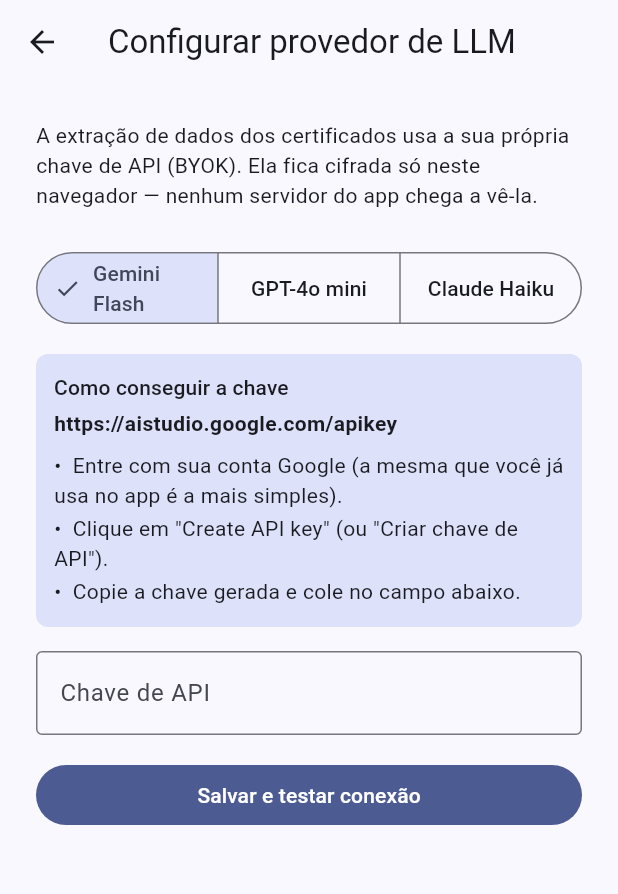
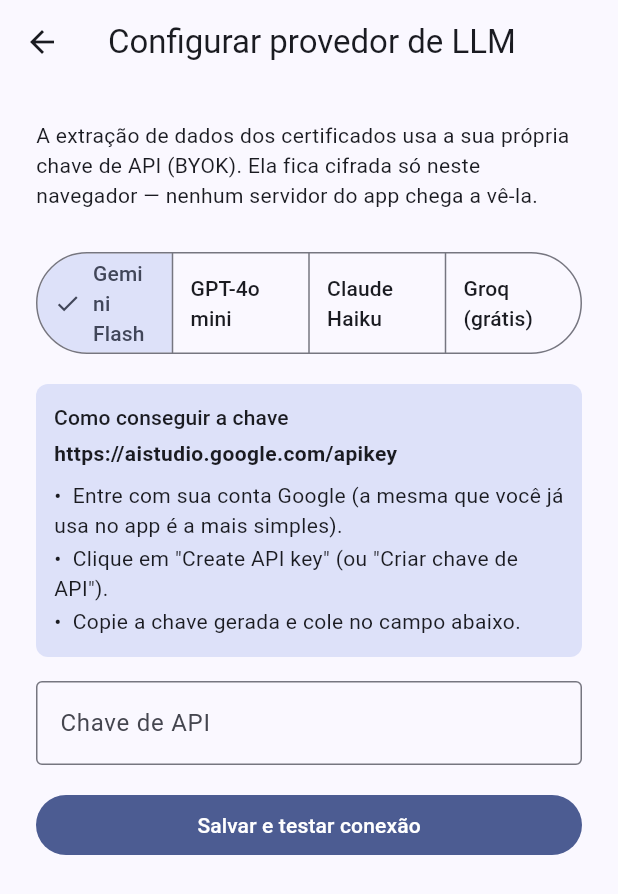
Before and after one commit to Izialber/App-lattes, a Flutter app: the LlmSettingsPage screen opened by its route, on a phone screen of 412 x 824 dp. Shown: the top 894 px of the screen. Run offline on Flutter 3.47's test engine with Material 3 defaults, Android fonts, the phone set to English and light mode, and no system bars; our stand-ins replace cloud_firestore, dio, equatable, file_picker, firebase_auth, firebase_core and 6 more; missing offline and left inert: dart:js_interop, syncfusion_flutter_pdf; accounts and stored records are empty.

Commit message:
feat(llm_shared): adiciona Groq (gratuito) como quarto provedor BYOK
Pedido do usuário: opção gratuita, sem cartão de crédito. API da Groq é
compatível com o formato da OpenAI (api.groq.com/openai/v1/chat/
completions) — GroqLlmDatasource espelha OpenAiLlmDatasource quase
inteiro, incluindo a mesma limitação de não ler PDF (só imagem).

Modelo qwen/qwen3.8-27b (único da Groq com suporte a imagem hoje)
confirmado contra documentação oficial por duas pesquisas independentes,
dado o nome incomum do modelo — mesmo cuidado que pegou o bug do ID da
Anthropic antes do deploy. Risco registrado no código: modelos de visão
na Groq mudam/são descontinuados com frequência maior que os outros
provedores.

LlmProviderEscolhido ganhou groq; switch exaustivo nos 3 pontos que já
tratavam os outros provedores; CSP ganhou api.groq.com; teste novo no
mesmo padrão dos outros 3.

Co-Authored-By: Claude Sonnet 5 <noreply@anthropic.com>
Claude-Session: https://claude.ai/code/session_01FGkFi3TjPDPJXQYM3CfUfk

```diff
--- a/lib/core/platform/secure_storage/secure_storage_service.dart
+++ b/lib/core/platform/secure_storage/secure_storage_service.dart
@@ -29,6 +29,7 @@ class SecureStorageKeys {
   static const llmApiKeyGemini = 'llm_api_key_gemini';
   static const llmApiKeyOpenAi = 'llm_api_key_openai';
   static const llmApiKeyAnthropic = 'llm_api_key_anthropic';
+  static const llmApiKeyGroq = 'llm_api_key_groq';
 
   /// Qual provedor (`LlmProviderEscolhido.name`) o usuário escolheu usar —
   /// não é um segredo em si, mas fica junto das chaves BYOK por
--- a/lib/features/llm_shared/data/datasources/llm_api_key_store.dart
+++ b/lib/features/llm_shared/data/datasources/llm_api_key_store.dart
@@ -16,6 +16,7 @@ class LlmApiKeyStore {
         LlmProviderEscolhido.geminiFlash => SecureStorageKeys.llmApiKeyGemini,
         LlmProviderEscolhido.gpt4oMini => SecureStorageKeys.llmApiKeyOpenAi,
         LlmProviderEscolhido.claudeHaiku => SecureStorageKeys.llmApiKeyAnthropic,
+        LlmProviderEscolhido.groq => SecureStorageKeys.llmApiKeyGroq,
       };
 
   Future<String?> obterChave(LlmProviderEscolhido provider) {
--- a/lib/features/llm_shared/data/repositories/llm_repository_impl.dart
+++ b/lib/features/llm_shared/data/repositories/llm_repository_impl.dart
@@ -5,6 +5,7 @@ import '../../domain/entities/llm_provider_escolhido.dart';
 import '../../domain/repositories/llm_repository.dart';
 import '../datasources/anthropic_llm_datasource.dart';
 import '../datasources/gemini_llm_datasource.dart';
+import '../datasources/groq_llm_datasource.dart';
 import '../datasources/llm_api_exception.dart';
 import '../datasources/llm_api_key_store.dart';
 import '../datasources/openai_llm_datasource.dart';
@@ -20,9 +21,16 @@ class LlmRepositoryImpl implements LlmRepository {
   final GeminiLlmDatasource _gemini;
   final OpenAiLlmDatasource _openAi;
   final AnthropicLlmDatasource _anthropic;
+  final GroqLlmDatasource _groq;
   final LlmApiKeyStore _apiKeyStore;
 
-  const LlmRepositoryImpl(this._gemini, this._openAi, this._anthropic, this._apiKeyStore);
+  const LlmRepositoryImpl(
+    this._gemini,
+    this._openAi,
+    this._anthropic,
+    this._groq,
+    this._apiKeyStore,
+  );
 
   @override
   Future<Either<Failure, Map<String, dynamic>>> extrairJsonDeImagem({
@@ -65,6 +73,7 @@ class LlmRepositoryImpl implements LlmRepository {
           _openAi.gerarJson(apiKey: apiKey, prompt: promptMinimo),
         LlmProviderEscolhido.claudeHaiku =>
           _anthropic.gerarJson(apiKey: apiKey, prompt: promptMinimo),
+        LlmProviderEscolhido.groq => _groq.gerarJson(apiKey: apiKey, prompt: promptMinimo),
       };
       return const Right(unit);
     } on LlmApiException catch (e) {
@@ -94,6 +103,12 @@ class LlmRepositoryImpl implements LlmRepository {
           mimeType: mimeType,
         ),
       LlmProviderEscolhido.claudeHaiku => _anthropic.gerarJson(
+          apiKey: config.apiKey,
+          prompt: prompt,
+          imagemBytes: imagemBytes,
+          mimeType: mimeType,
+        ),
+      LlmProviderEscolhido.groq => _groq.gerarJson(
           apiKey: config.apiKey,
           prompt: prompt,
           imagemBytes: imagemBytes,
--- a/lib/features/llm_shared/domain/entities/llm_provider_escolhido.dart
+++ b/lib/features/llm_shared/domain/entities/llm_provider_escolhido.dart
@@ -2,4 +2,4 @@
 /// (não em `data`, onde estava originalmente) porque agora é referenciado
 /// pelo contrato de `LlmRepository.testarConexao` — um repositório de
 /// domínio não deveria depender de um tipo definido na camada de dados.
-enum LlmProviderEscolhido { geminiFlash, gpt4oMini, claudeHaiku }
+enum LlmProviderEscolhido { geminiFlash, gpt4oMini, claudeHaiku, groq }
--- a/lib/features/llm_shared/presentation/pages/llm_settings_page.dart
+++ b/lib/features/llm_shared/presentation/pages/llm_settings_page.dart
@@ -60,6 +60,10 @@ class _LlmSettingsPageState extends ConsumerState<LlmSettingsPage> {
                 ButtonSegment(
                   value: LlmProviderEscolhido.claudeHaiku,
                   label: Text('Claude Haiku'),
+                ),
+                ButtonSegment(
+                  value: LlmProviderEscolhido.groq,
+                  label: Text('Groq (grátis)'),
                 ),
               ],
               selected: {estado.provider},
@@ -145,6 +149,15 @@ class _LlmSettingsPageState extends ConsumerState<LlmSettingsPage> {
             'Copie a chave gerada e cole no campo abaixo.',
           ],
         ),
+      LlmProviderEscolhido.groq => (
+          'https://console.groq.com/keys',
+          const [
+            'Entre ou crie uma conta na Groq — gratuito, sem cartão de crédito.',
+            'Clique em "Create API Key" e dê um nome qualquer pra ela.',
+            'Copie a chave agora — a Groq só mostra o valor completo uma vez.',
+            'Atenção: a Groq não lê certificados em PDF neste app ainda, só imagem.',
+          ],
+        ),
     };
 
     return Container(
--- a/lib/features/llm_shared/presentation/providers/llm_shared_providers.dart
+++ b/lib/features/llm_shared/presentation/providers/llm_shared_providers.dart
@@ -3,6 +3,7 @@ import 'package:flutter_riverpod/flutter_riverpod.dart';
 import '../../../../core/di/injection.dart';
 import '../../data/datasources/anthropic_llm_datasource.dart';
 import '../../data/datasources/gemini_llm_datasource.dart';
+import '../../data/datasources/groq_llm_datasource.dart';
 import '../../data/datasources/llm_api_key_store.dart';
 import '../../data/datasources/openai_llm_datasource.dart';
 import '../../data/repositories/llm_repository_impl.dart';
@@ -21,6 +22,8 @@ final openAiLlmDatasourceProvider = Provider((ref) => OpenAiLlmDatasource());
 
 final anthropicLlmDatasourceProvider = Provider((ref) => AnthropicLlmDatasource());
 
+final groqLlmDatasourceProvider = Provider((ref) => GroqLlmDatasource());
+
 final llmApiKeyStoreProvider = Provider(
   (ref) => LlmApiKeyStore(ref.watch(secureStorageServiceProvider)),
 );
@@ -30,6 +33,7 @@ final llmRepositoryProvider = Provider<LlmRepository>(
     ref.watch(geminiLlmDatasourceProvider),
     ref.watch(openAiLlmDatasourceProvider),
     ref.watch(anthropicLlmDatasourceProvider),
+    ref.watch(groqLlmDatasourceProvider),
     ref.watch(llmApiKeyStoreProvider),
   ),
 );
```
Also changed, not shown: lib/features/llm_shared/data/datasources/groq_llm_datasource.dart (added, +82 -0 lines), 4 other files.
